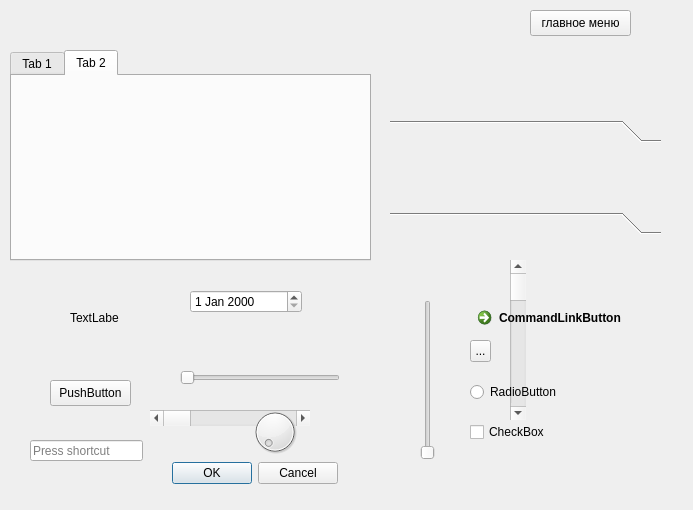
This is qt_assets/forms/ui_creating_ws_forms.ui in kiadreams/work_assistant as Qt 5 draws it before an edit. The edited form follows.
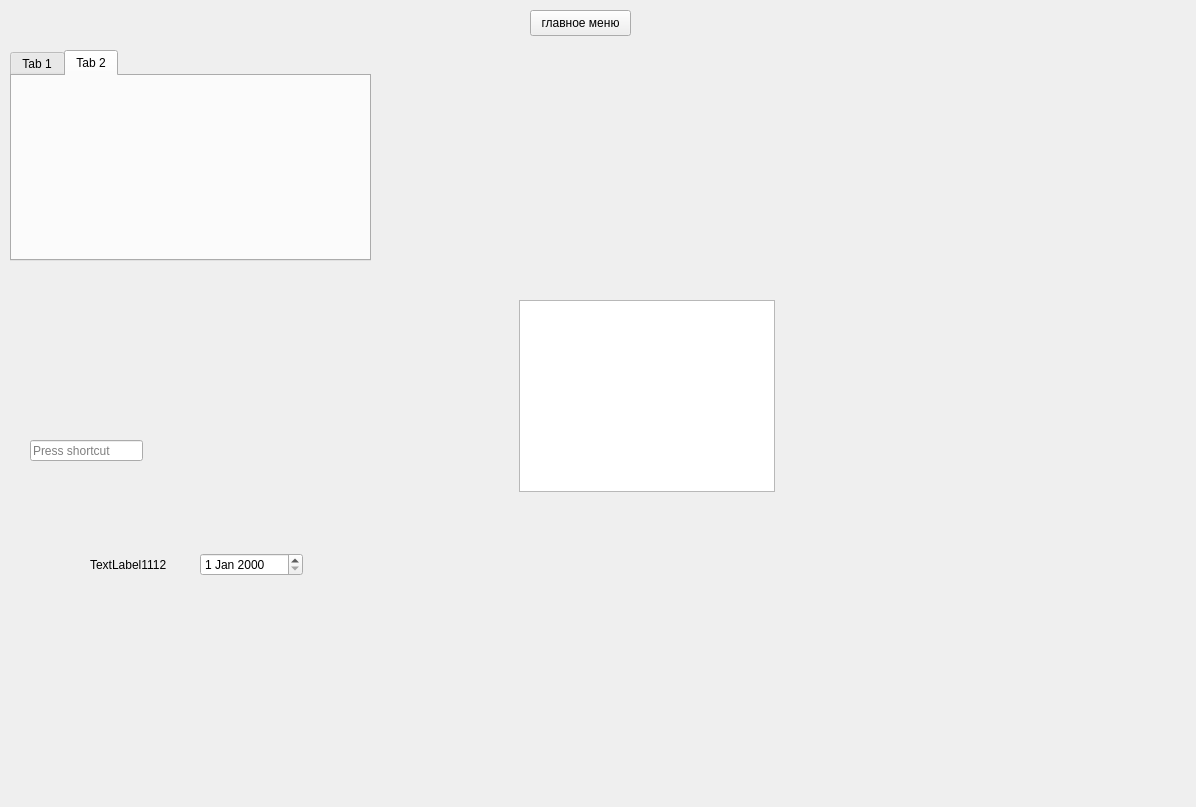
This is the edited form.

Patch:
```diff
--- a/qt_assets/forms/ui_creating_ws_forms.ui
+++ b/qt_assets/forms/ui_creating_ws_forms.ui
@@ -6,8 +6,8 @@
    <rect>
     <x>0</x>
     <y>0</y>
-    <width>693</width>
-    <height>510</height>
+    <width>1196</width>
+    <height>807</height>
    </rect>
   </property>
   <property name="windowTitle">
@@ -26,29 +26,6 @@
     <string>главное меню</string>
    </property>
   </widget>
-  <widget class="QDateEdit" name="dateEdit">
-   <property name="geometry">
-    <rect>
-     <x>190</x>
-     <y>290</y>
-     <width>112</width>
-     <height>23</height>
-    </rect>
-   </property>
-  </widget>
-  <widget class="QPushButton" name="pushButton_2">
-   <property name="geometry">
-    <rect>
-     <x>50</x>
-     <y>380</y>
-     <width>81</width>
-     <height>26</height>
-    </rect>
-   </property>
-   <property name="text">
-    <string>PushButton</string>
-   </property>
-  </widget>
   <widget class="QTabWidget" name="qtw_data">
    <property name="geometry">
     <rect>
@@ -72,103 +49,6 @@
     </attribute>
    </widget>
   </widget>
-  <widget class="QLabel" name="label">
-   <property name="geometry">
-    <rect>
-     <x>70</x>
-     <y>310</y>
-     <width>49</width>
-     <height>16</height>
-    </rect>
-   </property>
-   <property name="text">
-    <string>TextLabel</string>
-   </property>
-  </widget>
-  <widget class="QToolBox" name="toolBox">
-   <property name="geometry">
-    <rect>
-     <x>390</x>
-     <y>120</y>
-     <width>271</width>
-     <height>114</height>
-    </rect>
-   </property>
-   <property name="minimumSize">
-    <size>
-     <width>271</width>
-     <height>0</height>
-    </size>
-   </property>
-   <property name="maximumSize">
-    <size>
-     <width>16777215</width>
-     <height>114</height>
-    </size>
-   </property>
-   <widget class="QWidget" name="toolBoxPage1" native="true">
-    <attribute name="label">
-     <string/>
-    </attribute>
-   </widget>
-   <widget class="QWidget" name="toolBoxPage2" native="true">
-    <attribute name="label">
-     <string/>
-    </attribute>
-   </widget>
-  </widget>
-  <widget class="QSlider" name="horizontalSlider">
-   <property name="geometry">
-    <rect>
-     <x>180</x>
-     <y>370</y>
-     <width>160</width>
-     <height>16</height>
-    </rect>
-   </property>
-   <property name="orientation">
-    <enum>Qt::Orientation::Horizontal</enum>
-   </property>
-  </widget>
-  <widget class="QSlider" name="verticalSlider">
-   <property name="geometry">
-    <rect>
-     <x>420</x>
-     <y>300</y>
-     <width>16</width>
-     <height>160</height>
-    </rect>
-   </property>
-   <property name="orientation">
-    <enum>Qt::Orientation::Vertical</enum>
-   </property>
-  </widget>
-  <widget class="QScrollBar" name="verticalScrollBar">
-   <property name="geometry">
-    <rect>
-     <x>510</x>
-     <y>260</y>
-     <width>16</width>
-     <height>160</height>
-    </rect>
-   </property>
-   <property name="orientation">
-    <enum>Qt::Orientation::Vertical</enum>
-   </property>
-  </widget>
-  <widget class="QScrollBar" name="horizontalScrollBar">
-   <property name="geometry">
-    <rect>
-     <x>150</x>
-     <y>410</y>
-     <width>160</width>
-     <height>16</height>
-    </rect>
-   </property>
-   <property name="orientation">
-    <enum>Qt::Orientation::Horizontal</enum>
-   </property>
-  </widget>
   <widget class="QKeySequenceEdit" name="keySequenceEdit">
    <property name="geometry">
     <rect>
@@ -179,80 +59,37 @@
     </rect>
    </property>
   </widget>
-  <widget class="QDial" name="dial">
+  <widget class="QTableWidget" name="tableWidget">
    <property name="geometry">
     <rect>
-     <x>250</x>
-     <y>400</y>
-     <width>50</width>
-     <height>64</height>
-    </rect>
-   </property>
-  </widget>
-  <widget class="QToolButton" name="toolButton">
-   <property name="geometry">
-    <rect>
-     <x>470</x>
-     <y>340</y>
-     <width>21</width>
-     <height>22</height>
-    </rect>
-   </property>
-   <property name="text">
-    <string>...</string>
-   </property>
-  </widget>
-  <widget class="QRadioButton" name="radioButton">
-   <property name="geometry">
-    <rect>
-     <x>470</x>
-     <y>380</y>
-     <width>98</width>
-     <height>24</height>
-    </rect>
-   </property>
-   <property name="text">
-    <string>RadioButton</string>
-   </property>
-  </widget>
-  <widget class="QCheckBox" name="checkBox">
-   <property name="geometry">
-    <rect>
-     <x>470</x>
-     <y>420</y>
-     <width>84</width>
-     <height>24</height>
-    </rect>
-   </property>
-   <property name="text">
-    <string>CheckBox</string>
-   </property>
-  </widget>
-  <widget class="QCommandLinkButton" name="commandLinkButton">
-   <property name="geometry">
-    <rect>
-     <x>470</x>
+     <x>519</x>
      <y>300</y>
-     <width>172</width>
-     <height>41</height>
+     <width>256</width>
+     <height>192</height>
     </rect>
    </property>
-   <property name="text">
-    <string>CommandLinkButton</string>
-   </property>
   </widget>
-  <widget class="QDialogButtonBox" name="buttonBox">
+  <widget class="QWidget" name="">
    <property name="geometry">
     <rect>
-     <x>170</x>
-     <y>460</y>
-     <width>168</width>
-     <height>26</height>
+     <x>90</x>
+     <y>550</y>
+     <width>213</width>
+     <height>29</height>
     </rect>
    </property>
-   <property name="standardButtons">
-    <set>QDialogButtonBox::StandardButton::Cancel|QDialogButtonBox::StandardButton::Ok</set>
-   </property>
+   <layout class="QHBoxLayout" name="horizontalLayout">
+    <item>
+     <widget class="QLabel" name="label">
+      <property name="text">
+       <string>TextLabel1112</string>
+      </property>
+     </widget>
+    </item>
+    <item>
+     <widget class="QDateEdit" name="dateEdit"/>
+    </item>
+   </layout>
   </widget>
  </widget>
  <resources/>
```
